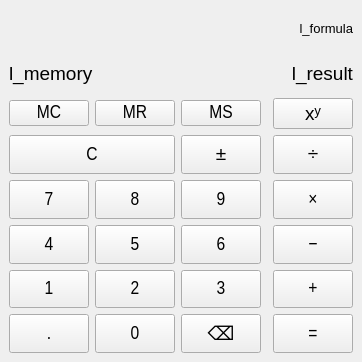
976Evill/cpp-calculator, file mainwindow.ui: the form before one commit.
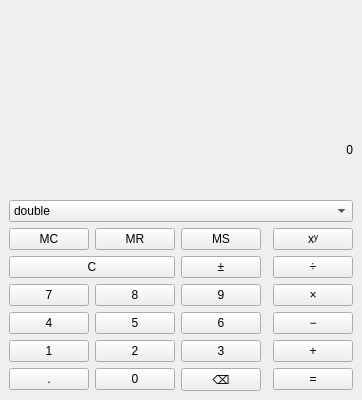
The form after the commit.

Patch:
```diff
--- a/mainwindow.ui
+++ b/mainwindow.ui
@@ -6,61 +6,43 @@
    <rect>
     <x>0</x>
     <y>0</y>
-    <width>310</width>
-    <height>362</height>
+    <width>342</width>
+    <height>400</height>
    </rect>
   </property>
-  <property name="sizePolicy">
-   <sizepolicy hsizetype="Preferred" vsizetype="Preferred">
-    <horstretch>0</horstretch>
-    <verstretch>0</verstretch>
-   </sizepolicy>
-  </property>
-  <property name="font">
-   <font>
-    <pointsize>14</pointsize>
-   </font>
-  </property>
   <property name="windowTitle">
    <string>Калькулятор</string>
   </property>
   <widget class="QWidget" name="centralwidget">
-   <layout class="QGridLayout" name="gridLayout" rowstretch="0,0,0,0,0,0,0,0,0,0" columnstretch="0,2,2,2,0,3">
-    <item row="1" column="1" colspan="5">
-     <layout class="QHBoxLayout" name="horizontalLayout" stretch="0,1">
+   <layout class="QGridLayout" name="gridLayout">
+    <item row="0" column="0" colspan="5">
+     <widget class="QLabel" name="l_formula">
+      <property name="font">
+       <font>
+        <pointsize>10</pointsize>
+       </font>
+      </property>
+      <property name="text">
+       <string/>
+      </property>
+      <property name="alignment">
+       <set>Qt::AlignRight|Qt::AlignTrailing|Qt::AlignVCenter</set>
+      </property>
+     </widget>
+    </item>
+    <item row="1" column="0" colspan="5">
+     <layout class="QHBoxLayout" name="horizontalLayout">
       <item>
        <widget class="QLabel" name="l_memory">
-        <property name="sizePolicy">
-         <sizepolicy hsizetype="Preferred" vsizetype="Preferred">
-          <horstretch>0</horstretch>
-          <verstretch>0</verstretch>
-         </sizepolicy>
-        </property>
-        <property name="font">
-         <font>
-          <pointsize>14</pointsize>
-         </font>
-        </property>
         <property name="text">
-         <string>l_memory</string>
+         <string/>
         </property>
        </widget>
       </item>
       <item>
        <widget class="QLabel" name="l_result">
-        <property name="sizePolicy">
-         <sizepolicy hsizetype="Preferred" vsizetype="Preferred">
-          <horstretch>0</horstretch>
-          <verstretch>0</verstretch>
-         </sizepolicy>
-        </property>
-        <property name="font">
-         <font>
-          <pointsize>14</pointsize>
-         </font>
-        </property>
         <property name="text">
-         <string>l_result</string>
+         <string>0</string>
         </property>
         <property name="alignment">
          <set>Qt::AlignRight|Qt::AlignTrailing|Qt::AlignVCenter</set>
@@ -69,196 +51,105 @@
       </item>
      </layout>
     </item>
-    <item row="5" column="3">
-     <widget class="QPushButton" name="tb_nine">
-      <property name="sizePolicy">
-       <sizepolicy hsizetype="Preferred" vsizetype="Preferred">
-        <horstretch>0</horstretch>
-        <verstretch>0</verstretch>
-       </sizepolicy>
-      </property>
-      <property name="minimumSize">
-       <size>
-        <width>0</width>
-        <height>0</height>
-       </size>
-      </property>
-      <property name="font">
-       <font>
-        <family>Arial Narrow</family>
-        <pointsize>14</pointsize>
-       </font>
-      </property>
-      <property name="text">
-       <string>9</string>
-      </property>
-      <property name="shortcut">
-       <string>9</string>
-      </property>
+    <item row="2" column="0" colspan="5">
+     <widget class="QComboBox" name="cmb_controller">
+      <item>
+       <property name="text">
+        <string>double</string>
+       </property>
+      </item>
+      <item>
+       <property name="text">
+        <string>float</string>
+       </property>
+      </item>
+      <item>
+       <property name="text">
+        <string>uint8_t</string>
+       </property>
+      </item>
+      <item>
+       <property name="text">
+        <string>int</string>
+       </property>
+      </item>
+      <item>
+       <property name="text">
+        <string>int64_t</string>
+       </property>
+      </item>
+      <item>
+       <property name="text">
+        <string>size_t</string>
+       </property>
+      </item>
+      <item>
+       <property name="text">
+        <string>Rational</string>
+       </property>
+      </item>
      </widget>
     </item>
-    <item row="2" column="3">
-     <widget class="QPushButton" name="tb_ms">
-      <property name="minimumSize">
-       <size>
-        <width>0</width>
-        <height>0</height>
-       </size>
-      </property>
-      <property name="font">
-       <font>
-        <family>Arial Narrow</family>
-        <pointsize>14</pointsize>
-       </font>
-      </property>
+    <item row="3" column="0">
+     <widget class="QPushButton" name="tb_mc">
       <property name="text">
-       <string>MS</string>
+       <string>MC</string>
       </property>
      </widget>
     </item>
-    <item row="2" column="2">
+    <item row="3" column="1">
      <widget class="QPushButton" name="tn_mr">
-      <property name="minimumSize">
-       <size>
-        <width>0</width>
-        <height>0</height>
-       </size>
-      </property>
-      <property name="font">
-       <font>
-        <family>Arial Narrow</family>
-        <pointsize>14</pointsize>
-       </font>
-      </property>
       <property name="text">
        <string>MR</string>
       </property>
      </widget>
     </item>
-    <item row="2" column="5">
+    <item row="3" column="2">
+     <widget class="QPushButton" name="tb_ms">
+      <property name="text">
+       <string>MS</string>
+      </property>
+     </widget>
+    </item>
+    <item row="3" column="4">
      <widget class="QPushButton" name="tb_power">
       <property name="text">
        <string>xʸ</string>
       </property>
      </widget>
     </item>
-    <item row="9" column="5">
-     <widget class="QPushButton" name="tb_equal">
-      <property name="sizePolicy">
-       <sizepolicy hsizetype="Preferred" vsizetype="Preferred">
-        <horstretch>0</horstretch>
-        <verstretch>0</verstretch>
-       </sizepolicy>
-      </property>
-      <property name="minimumSize">
-       <size>
-        <width>0</width>
-        <height>0</height>
-       </size>
-      </property>
-      <property name="font">
-       <font>
-        <family>Arial Narrow</family>
-        <pointsize>14</pointsize>
-       </font>
-      </property>
+    <item row="4" column="0" colspan="2">
+     <widget class="QPushButton" name="tb_reset">
       <property name="text">
-       <string>=</string>
+       <string>C</string>
       </property>
       <property name="shortcut">
        <string>Enter</string>
       </property>
      </widget>
     </item>
-    <item row="8" column="3">
-     <widget class="QPushButton" name="tb_three">
-      <property name="sizePolicy">
-       <sizepolicy hsizetype="Preferred" vsizetype="Preferred">
-        <horstretch>0</horstretch>
-        <verstretch>0</verstretch>
-       </sizepolicy>
-      </property>
-      <property name="minimumSize">
-       <size>
-        <width>0</width>
-        <height>0</height>
-       </size>
-      </property>
-      <property name="font">
-       <font>
-        <family>Arial Narrow</family>
-        <pointsize>14</pointsize>
-       </font>
-      </property>
+    <item row="4" column="2">
+     <widget class="QPushButton" name="tb_negate">
       <property name="text">
-       <string>3</string>
+       <string>±</string>
       </property>
       <property name="shortcut">
        <string>3</string>
       </property>
      </widget>
     </item>
-    <item row="9" column="3">
-     <widget class="QPushButton" name="tb_backspace">
-      <property name="sizePolicy">
-       <sizepolicy hsizetype="Preferred" vsizetype="Preferred">
-        <horstretch>0</horstretch>
-        <verstretch>0</verstretch>
-       </sizepolicy>
-      </property>
+    <item row="4" column="4">
+     <widget class="QPushButton" name="tb_divide">
       <property name="text">
-       <string>⌫</string>
+       <string>÷</string>
       </property>
-     </widget>
-    </item>
-    <item row="8" column="2">
-     <widget class="QPushButton" name="tb_two">
-      <property name="sizePolicy">
-       <sizepolicy hsizetype="Preferred" vsizetype="Preferred">
-        <horstretch>0</horstretch>
-        <verstretch>0</verstretch>
-       </sizepolicy>
-      </property>
-      <property name="minimumSize">
-       <size>
-        <width>0</width>
-        <height>0</height>
-       </size>
-      </property>
-      <property name="font">
-       <font>
-        <family>Arial Narrow</family>
-        <pointsize>14</pointsize>
-       </font>
-      </property>
-      <property name="text">
-       <string>2</string>
-      </property>
       <property name="shortcut">
        <string>2</string>
       </property>
      </widget>
     </item>
-    <item row="5" column="1">
+    <item row="5" column="0">
      <widget class="QPushButton" name="tb_seven">
-      <property name="sizePolicy">
-       <sizepolicy hsizetype="Preferred" vsizetype="Preferred">
-        <horstretch>0</horstretch>
-        <verstretch>0</verstretch>
-       </sizepolicy>
-      </property>
-      <property name="minimumSize">
-       <size>
-        <width>0</width>
-        <height>0</height>
-       </size>
-      </property>
-      <property name="font">
-       <font>
-        <family>Arial Narrow</family>
-        <pointsize>14</pointsize>
-       </font>
-      </property>
       <property name="text">
        <string>7</string>
       </property>
@@ -267,69 +158,68 @@
       </property>
      </widget>
     </item>
-    <item row="0" column="1" colspan="5">
-     <widget class="QLabel" name="l_formula">
-      <property name="font">
-       <font>
-        <pointsize>10</pointsize>
-       </font>
-      </property>
-      <property name="text">
-       <string>l_formula</string>
-      </property>
-      <property name="alignment">
-       <set>Qt::AlignRight|Qt::AlignTrailing|Qt::AlignVCenter</set>
-      </property>
-     </widget>
-    </item>
-    <item row="5" column="2">
+    <item row="5" column="1">
      <widget class="QPushButton" name="tb_eight">
-      <property name="sizePolicy">
-       <sizepolicy hsizetype="Preferred" vsizetype="Preferred">
-        <horstretch>0</horstretch>
-        <verstretch>0</verstretch>
-       </sizepolicy>
+      <property name="text">
+       <string>8</string>
       </property>
-      <property name="minimumSize">
-       <size>
-        <width>0</width>
-        <height>0</height>
-       </size>
+      <property name="shortcut">
+       <string>8</string>
       </property>
-      <property name="font">
-       <font>
-        <family>Arial Narrow</family>
-        <pointsize>14</pointsize>
-       </font>
+     </widget>
+    </item>
+    <item row="5" column="2">
+     <widget class="QPushButton" name="tb_nine">
+      <property name="text">
+       <string>9</string>
       </property>
+      <property name="shortcut">
+       <string>9</string>
+      </property>
+     </widget>
+    </item>
+    <item row="5" column="4">
+     <widget class="QPushButton" name="tb_multiplicate">
       <property name="text">
-       <string>8</string>
+       <string>×</string>
       </property>
       <property name="shortcut">
        <string>8</string>
       </property>
      </widget>
     </item>
-    <item row="6" column="5">
+    <item row="6" column="0">
+     <widget class="QPushButton" name="tb_four">
+      <property name="text">
+       <string>4</string>
+      </property>
+      <property name="shortcut">
+       <string>4</string>
+      </property>
+     </widget>
+    </item>
+    <item row="6" column="1">
+     <widget class="QPushButton" name="tb_five">
+      <property name="text">
+       <string>5</string>
+      </property>
+      <property name="shortcut">
+       <string>5</string>
+      </property>
+     </widget>
+    </item>
+    <item row="6" column="2">
+     <widget class="QPushButton" name="tb_six">
+      <property name="text">
+       <string>6</string>
+      </property>
+      <property name="shortcut">
+       <string>6</string>
+      </property>
+     </widget>
+    </item>
+    <item row="6" column="4">
      <widget class="QPushButton" name="tb_substract">
-      <property name="sizePolicy">
-       <sizepolicy hsizetype="Preferred" vsizetype="Preferred">
-        <horstretch>0</horstretch>
-        <verstretch>0</verstretch>
-       </sizepolicy>
-      </property>
-      <property name="minimumSize">
-       <size>
-        <width>0</width>
-        <height>0</height>
-       </size>
-      </property>
-      <property name="font">
-       <font>
-        <family>Arial Narrow</family>
-        <pointsize>14</pointsize>
-       </font>
-      </property>
       <property name="text">
        <string>−</string>
       </property>
@@ -338,110 +228,8 @@
       </property>
      </widget>
     </item>
-    <item row="6" column="3">
-     <widget class="QPushButton" name="tb_six">
-      <property name="sizePolicy">
-       <sizepolicy hsizetype="Preferred" vsizetype="Preferred">
-        <horstretch>0</horstretch>
-        <verstretch>0</verstretch>
-       </sizepolicy>
-      </property>
-      <property name="minimumSize">
-       <size>
-        <width>0</width>
-        <height>0</height>
-       </size>
-      </property>
-      <property name="font">
-       <font>
-        <family>Arial Narrow</family>
-        <pointsize>14</pointsize>
-       </font>
-      </property>
-      <property name="text">
-       <string>6</string>
-      </property>
-      <property name="shortcut">
-       <string>6</string>
-      </property>
-     </widget>
-    </item>
-    <item row="6" column="1">
-     <widget class="QPushButton" name="tb_four">
-      <property name="sizePolicy">
-       <sizepolicy hsizetype="Preferred" vsizetype="Preferred">
-        <horstretch>0</horstretch>
-        <verstretch>0</verstretch>
-       </sizepolicy>
-      </property>
-      <property name="minimumSize">
-       <size>
-        <width>0</width>
-        <height>0</height>
-       </size>
-      </property>
-      <property name="font">
-       <font>
-        <family>Arial Narrow</family>
-        <pointsize>14</pointsize>
-       </font>
-      </property>
-      <property name="text">
-       <string>4</string>
-      </property>
-      <property name="shortcut">
-       <string>4</string>
-      </property>
-     </widget>
-    </item>
-    <item row="4" column="5">
-     <widget class="QPushButton" name="tb_divide">
-      <property name="sizePolicy">
-       <sizepolicy hsizetype="Preferred" vsizetype="Preferred">
-        <horstretch>0</horstretch>
-        <verstretch>0</verstretch>
-       </sizepolicy>
-      </property>
-      <property name="minimumSize">
-       <size>
-        <width>0</width>
-        <height>0</height>
-       </size>
-      </property>
-      <property name="font">
-       <font>
-        <family>Arial Narrow</family>
-        <pointsize>14</pointsize>
-       </font>
-      </property>
-      <property name="text">
-       <string>÷</string>
-      </property>
-      <property name="shortcut">
-       <string>/</string>
-      </property>
-     </widget>
-    </item>
-    <item row="8" column="1">
+    <item row="7" column="0">
      <widget class="QPushButton" name="tb_one">
-      <property name="sizePolicy">
-       <sizepolicy hsizetype="Preferred" vsizetype="Preferred">
-        <horstretch>0</horstretch>
-        <verstretch>0</verstretch>
-       </sizepolicy>
-      </property>
-      <property name="minimumSize">
-       <size>
-        <width>0</width>
-        <height>0</height>
-       </size>
-      </property>
-      <property name="font">
-       <font>
-        <family>Arial Narrow</family>
-        <pointsize>14</pointsize>
-       </font>
-      </property>
       <property name="text">
        <string>1</string>
       </property>
@@ -450,101 +238,28 @@
       </property>
      </widget>
     </item>
-    <item row="6" column="2">
-     <widget class="QPushButton" name="tb_five">
-      <property name="sizePolicy">
-       <sizepolicy hsizetype="Preferred" vsizetype="Preferred">
-        <horstretch>0</horstretch>
-        <verstretch>0</verstretch>
-       </sizepolicy>
-      </property>
-      <property name="minimumSize">
-       <size>
-        <width>0</width>
-        <height>0</height>
-       </size>
-      </property>
-      <property name="font">
-       <font>
-        <family>Arial Narrow</family>
-        <pointsize>14</pointsize>
-       </font>
-      </property>
+    <item row="7" column="1">
+     <widget class="QPushButton" name="tb_two">
       <property name="text">
-       <string>5</string>
+       <string>2</string>
       </property>
       <property name="shortcut">
        <string>5</string>
       </property>
      </widget>
     </item>
-    <item row="4" column="1" colspan="2">
-     <widget class="QPushButton" name="tb_reset">
-      <property name="sizePolicy">
-       <sizepolicy hsizetype="Preferred" vsizetype="Preferred">
-        <horstretch>0</horstretch>
-        <verstretch>0</verstretch>
-       </sizepolicy>
-      </property>
-      <property name="minimumSize">
-       <size>
-        <width>0</width>
-        <height>0</height>
-       </size>
-      </property>
-      <property name="font">
-       <font>
-        <family>Arial Narrow</family>
-        <pointsize>14</pointsize>
-       </font>
-      </property>
+    <item row="7" column="2">
+     <widget class="QPushButton" name="tb_three">
       <property name="text">
-       <string>C</string>
+       <string>3</string>
       </property>
       <property name="shortcut">
        <string>Esc</string>
       </property>
      </widget>
     </item>
-    <item row="2" column="1">
-     <widget class="QPushButton" name="tb_mc">
-      <property name="minimumSize">
-       <size>
-        <width>0</width>
-        <height>0</height>
-       </size>
-      </property>
-      <property name="font">
-       <font>
-        <family>Arial Narrow</family>
-        <pointsize>14</pointsize>
-       </font>
-      </property>
-      <property name="text">
-       <string>MC</string>
-      </property>
-     </widget>
-    </item>
-    <item row="8" column="5">
+    <item row="7" column="4">
      <widget class="QPushButton" name="tb_add">
-      <property name="sizePolicy">
-       <sizepolicy hsizetype="Preferred" vsizetype="Preferred">
-        <horstretch>0</horstretch>
-        <verstretch>0</verstretch>
-       </sizepolicy>
-      </property>
-      <property name="minimumSize">
-       <size>
-        <width>0</width>
-        <height>0</height>
-       </size>
-      </property>
-      <property name="font">
-       <font>
-        <family>Arial Narrow</family>
-        <pointsize>14</pointsize>
-       </font>
-      </property>
       <property name="text">
        <string>+</string>
       </property>
@@ -553,106 +268,37 @@
       </property>
      </widget>
     </item>
-    <item row="5" column="5">
-     <widget class="QPushButton" name="tb_multiplicate">
-      <property name="sizePolicy">
-       <sizepolicy hsizetype="Expanding" vsizetype="Preferred">
-        <horstretch>0</horstretch>
-        <verstretch>0</verstretch>
-       </sizepolicy>
-      </property>
-      <property name="minimumSize">
-       <size>
-        <width>0</width>
-        <height>0</height>
-       </size>
-      </property>
-      <property name="font">
-       <font>
-        <family>Arial Narrow</family>
-        <pointsize>14</pointsize>
-       </font>
-      </property>
-      <property name="text">
-       <string>×</string>
-      </property>
-      <property name="shortcut">
-       <string>*</string>
-      </property>
-     </widget>
-    </item>
-    <item row="4" column="3">
-     <widget class="QPushButton" name="tb_negate">
-      <property name="sizePolicy">
-       <sizepolicy hsizetype="Preferred" vsizetype="Preferred">
-        <horstretch>0</horstretch>
-        <verstretch>0</verstretch>
-       </sizepolicy>
-      </property>
-      <property name="minimumSize">
-       <size>
-        <width>0</width>
-        <height>0</height>
-       </size>
-      </property>
-      <property name="font">
-       <font>
-        <family>Arial Narrow</family>
-        <pointsize>14</pointsize>
-       </font>
-      </property>
-      <property name="text">
-       <string>±</string>
-      </property>
-     </widget>
-    </item>
-    <item row="9" column="1">
-     <widget class="QPushButton" name="tb_comma">
-      <property name="sizePolicy">
-       <sizepolicy hsizetype="Preferred" vsizetype="Preferred">
-        <horstretch>0</horstretch>
-        <verstretch>0</verstretch>
-       </sizepolicy>
-      </property>
-      <property name="minimumSize">
-       <size>
-        <width>0</width>
-        <height>0</height>
-       </size>
-      </property>
-      <property name="font">
-       <font>
-        <family>Arial Narrow</family>
-        <pointsize>14</pointsize>
-       </font>
-      </property>
+    <item row="8" column="0">
+     <widget class="QPushButton" name="tb_extra">
       <property name="text">
        <string>.</string>
       </property>
      </widget>
     </item>
-    <item row="9" column="2">
+    <item row="8" column="1">
      <widget class="QPushButton" name="tb_zero">
-      <property name="sizePolicy">
-       <sizepolicy hsizetype="Preferred" vsizetype="Preferred">
-        <horstretch>0</horstretch>
-        <verstretch>0</verstretch>
-       </sizepolicy>
+      <property name="text">
+       <string>0</string>
       </property>
-      <property name="minimumSize">
-       <size>
-        <width>0</width>
-        <height>0</height>
-       </size>
+      <property name="shortcut">
+       <string>0</string>
       </property>
-      <property name="font">
-       <font>
-        <family>Arial Narrow</family>
-        <pointsize>14</pointsize>
-       </font>
+     </widget>
+    </item>
+    <item row="8" column="2">
+     <widget class="QPushButton" name="tb_backspace">
+      <property name="text">
+       <string>⌫</string>
       </property>
+     </widget>
+    </item>
+    <item row="8" column="4">
+     <widget class="QPushButton" name="tb_equal">
       <property name="text">
-       <string>0</string>
+       <string>=</string>
+      </property>
+      <property name="shortcut">
+       <string>Return</string>
       </property>
      </widget>
     </item>
```
Left out of the diff: 13 changed lines with no effect on the pictures.
